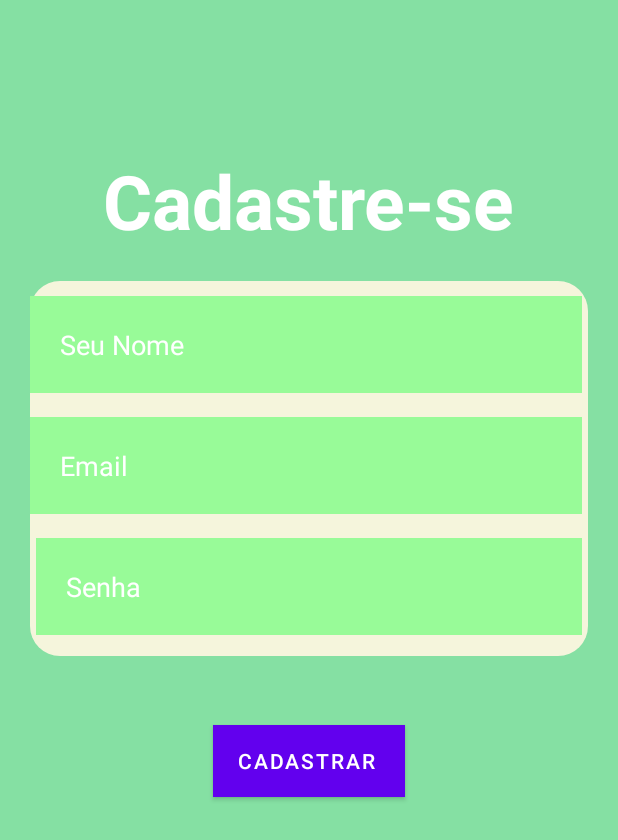
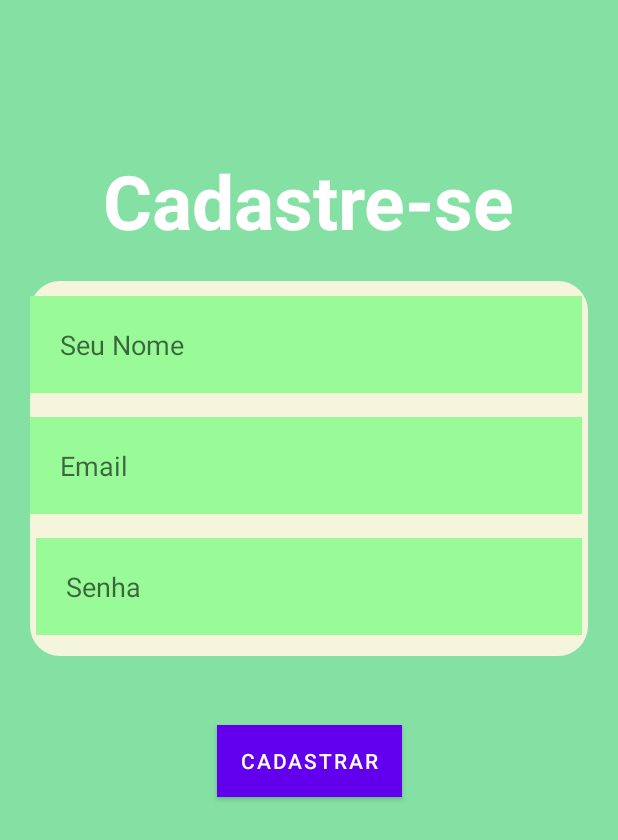
Before and after one commit to kevynhb/AndroiDiet, an Android app: the screen it shows after launch (Cadrasto before the commit, Cadastro after it), after a tap on "Crie uma conta grátis!", on a phone screen of 412 x 824 dp. Shown: the top 840 px of the screen. Run offline under Robolectric (Android 15) with nearby library versions, the phone set to English and light mode, and no system bars; our stand-ins replace Firebase (no records; nobody signed in at launch, a user with empty details on screens opened directly).

Commit message:
cadastro ok

```diff
--- a/app/src/main/AndroidManifest.xml
+++ b/app/src/main/AndroidManifest.xml
@@ -15,7 +15,7 @@
             android:name=".TelaPrincipal"
             android:exported="false" />
         <activity
-            android:name=".Cadrasto"
+            android:name=".Cadastro"
             android:exported="false" />
         <activity
             android:name=".MainActivity"
--- a/app/src/main/java/br/com/ldm/appdieta/Cadrasto.java
+++ /dev/null
@@ -1,16 +0,0 @@
-package br.com.ldm.appdieta;
-
-import androidx.appcompat.app.AppCompatActivity;
-
-import android.os.Bundle;
-
-public class Cadrasto extends AppCompatActivity {
-
-    @Override
-    protected void onCreate(Bundle savedInstanceState) {
-        super.onCreate(savedInstanceState);
-        setContentView(R.layout.activity_cadrasto);
-
-        getSupportActionBar().hide();
-    }
-}
--- a/app/src/main/java/br/com/ldm/appdieta/Login.java
+++ b/app/src/main/java/br/com/ldm/appdieta/Login.java
@@ -24,7 +24,7 @@ public class Login extends AppCompatActivity {
         text_tela_cadastro.setOnClickListener(new View.OnClickListener() {
             public void onClick(View v) {
 
-                Intent intent = new Intent(Login.this, Cadrasto.class);
+                Intent intent = new Intent(Login.this, Cadastro.class);
                 startActivity(intent);
             }
         });
--- a/app/src/main/res/layout/activity_cadrasto.xml
+++ b/app/src/main/res/layout/activity_cadastro.xml
@@ -5,7 +5,7 @@
     android:layout_width="match_parent"
     android:layout_height="match_parent"
     android:background="@drawable/background"
-    tools:context=".Cadrasto">
+    tools:context=".Cadastro">
 
     <TextView
         android:id="@+id/titlle_cadastrese"
@@ -43,14 +43,13 @@
         android:hint="Seu Nome"
         android:padding="20dp"
         android:textColor="@color/cinzaClaro"
-        android:textColorHint="@color/white"
         app:layout_constraintStart_toStartOf="parent"
         app:layout_constraintTop_toBottomOf="@id/titlle_cadastrese"
         />
 
     <EditText
         style="@style/Edit_Text"
-        android:id="@+id/email"
+        android:id="@+id/edit_email"
         android:layout_width="match_parent"
         android:layout_height="wrap_content"
         android:layout_marginStart="20dp"
@@ -62,7 +61,6 @@
         android:inputType="textEmailAddress"
         android:padding="20dp"
         android:textColor="@color/cinzaClaro"
-        android:textColorHint="@color/white"
         app:layout_constraintEnd_toEndOf="parent"
         app:layout_constraintHorizontal_bias="0.0"
         app:layout_constraintStart_toStartOf="parent"
@@ -70,11 +68,10 @@
         />
 
     <EditText
-        style="@style/Edit_Text"
-        android:id="@+id/password"
+        android:id="@+id/edit_senha"
         android:layout_width="match_parent"
         android:layout_height="wrap_content"
-        android:layout_below="@id/password"
+        android:layout_below="@id/edit_senha"
         android:layout_marginStart="24dp"
         android:layout_marginTop="16dp"
         android:layout_marginEnd="24dp"
@@ -84,14 +81,13 @@
         android:inputType="numberPassword"
         android:padding="20dp"
         android:textColor="@color/cinzaClaro"
-        android:textColorHint="@color/white"
         app:layout_constraintEnd_toEndOf="parent"
         app:layout_constraintStart_toStartOf="parent"
-        app:layout_constraintTop_toBottomOf="@+id/email" />
+        app:layout_constraintTop_toBottomOf="@+id/edit_email" />
 
 
     <Button
-        android:id="@+id/button_entrar"
+        android:id="@+id/button_cadastrar"
         android:layout_width="wrap_content"
         android:layout_height="wrap_content"
         android:layout_marginStart="100dp"
@@ -99,7 +95,7 @@
         android:layout_marginEnd="100dp"
         android:background="@color/design_default_color_error"
         android:backgroundTint="@color/design_default_color_error"
-        android:text="Cadastrar "
+        android:text="Cadastrar"
         app:layout_constraintEnd_toEndOf="parent"
         app:layout_constraintStart_toStartOf="parent"
         app:layout_constraintTop_toBottomOf="@id/containerComponents"/>
--- a/app/src/main/res/layout/activity_login.xml
+++ b/app/src/main/res/layout/activity_login.xml
@@ -64,7 +64,6 @@
         android:inputType="textEmailAddress"
         android:padding="20dp"
         android:textColor="@color/cinzaClaro"
-        android:textColorHint="@color/white"
         app:layout_constraintEnd_toEndOf="parent"
         app:layout_constraintHorizontal_bias="0.0"
         app:layout_constraintStart_toStartOf="parent"
@@ -86,7 +85,6 @@
         android:inputType="numberPassword"
         android:padding="20dp"
         android:textColor="@color/cinzaClaro"
-        android:textColorHint="@color/white"
         app:layout_constraintEnd_toEndOf="parent"
         app:layout_constraintStart_toStartOf="parent"
         app:layout_constraintTop_toBottomOf="@+id/email" />
```
Also changed, not shown: app/build.gradle (+8 -0 lines), app/src/main/java/br/com/ldm/appdieta/Cadastro.java (added, +141 -0 lines), build.gradle (+8 -0 lines), 1 other file.
